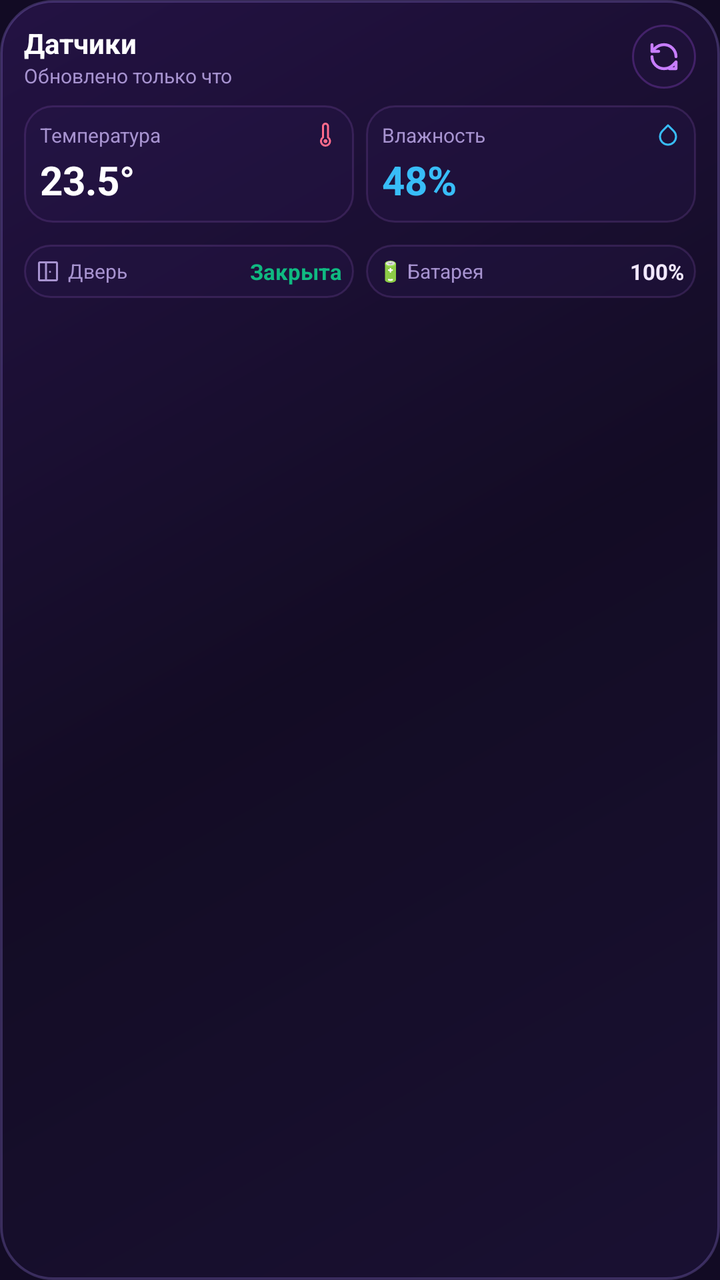
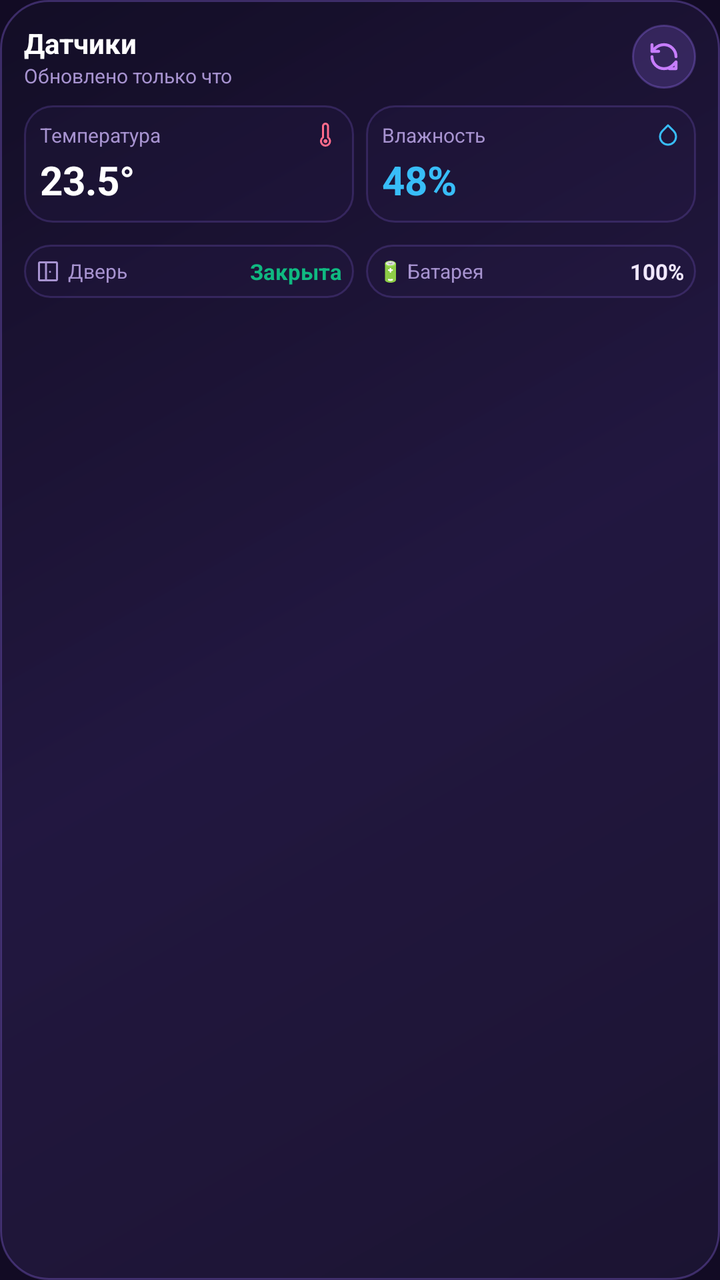

The first picture is an Android layout as it rendered before a commit; the second is the same layout after the commit. The layout source and the unified diff follow.
<!-- AndroidManifest.xml: application theme Theme.AliceHomeWidget -->
<!-- res/layout/widget_alice_sensors_4x2.xml -->
<?xml version="1.0" encoding="utf-8"?>
<LinearLayout xmlns:android="http://schemas.android.com/apk/res/android"
    android:id="@+id/rootLayout4x2"
    android:layout_width="match_parent"
    android:layout_height="match_parent"
    android:background="@drawable/bg_alice_widget_glass"
    android:orientation="vertical"
    android:padding="12dp">

    
    <LinearLayout
        android:id="@+id/headerLayout"
        android:layout_width="match_parent"
        android:layout_height="wrap_content"
        android:gravity="center_vertical"
        android:orientation="horizontal"
        android:paddingBottom="8dp">

        <LinearLayout
            android:layout_width="0dp"
            android:layout_height="wrap_content"
            android:layout_weight="1"
            android:orientation="vertical">

            <TextView
                android:id="@+id/tvHouseholdName"
                android:layout_width="wrap_content"
                android:layout_height="wrap_content"
                android:text="Датчики"
                android:textColor="@color/alice_text_white"
                android:textSize="14sp"
                android:textStyle="bold" />

            <TextView
                android:id="@+id/tvWidgetUpdateTime"
                android:layout_width="wrap_content"
                android:layout_height="wrap_content"
                android:text="Обновлено только что"
                android:textColor="@color/alice_text_muted"
                android:textSize="10sp" />
        </LinearLayout>

        
        <FrameLayout
            android:id="@+id/btnWidgetRefresh"
            android:layout_width="32dp"
            android:layout_height="32dp"
            android:background="@drawable/bg_alice_btn_circle">

            <ImageView
                android:id="@+id/ivRefreshIcon"
                android:layout_width="16dp"
                android:layout_height="16dp"
                android:layout_gravity="center"
                android:contentDescription="Обновить"
                android:src="@drawable/ic_refresh" />
        </FrameLayout>
    </LinearLayout>

    
    <LinearLayout
        android:id="@+id/layoutMainMetrics"
        android:layout_width="match_parent"
        android:layout_height="wrap_content"
        android:orientation="horizontal">

        
        <LinearLayout
            android:id="@+id/tileTemperature"
            android:layout_width="0dp"
            android:layout_height="wrap_content"
            android:layout_weight="1"
            android:background="@drawable/bg_alice_tile"
            android:orientation="vertical"
            android:padding="8dp">

            <LinearLayout
                android:layout_width="match_parent"
                android:layout_height="wrap_content"
                android:gravity="center_vertical"
                android:orientation="horizontal">

                <TextView
                    android:id="@+id/tvActiveRoomLabel"
                    android:layout_width="0dp"
                    android:layout_height="wrap_content"
                    android:layout_weight="1"
                    android:ellipsize="end"
                    android:maxLines="1"
                    android:text="Температура"
                    android:textColor="@color/alice_text_muted"
                    android:textSize="10sp" />

                <ImageView
                    android:layout_width="12dp"
                    android:layout_height="12dp"
                    android:src="@drawable/ic_thermometer" />
            </LinearLayout>

            <TextView
                android:id="@+id/tvMainTemp"
                android:layout_width="wrap_content"
                android:layout_height="wrap_content"
                android:layout_marginTop="2dp"
                android:text="23.5°"
                android:textColor="@color/alice_text_white"
                android:textSize="20sp"
                android:textStyle="bold" />
        </LinearLayout>

        
        <LinearLayout
            android:id="@+id/tileHumidity"
            android:layout_width="0dp"
            android:layout_height="wrap_content"
            android:layout_marginStart="6dp"
            android:layout_weight="1"
            android:background="@drawable/bg_alice_tile"
            android:orientation="vertical"
            android:padding="8dp">

            <LinearLayout
                android:layout_width="match_parent"
                android:layout_height="wrap_content"
                android:gravity="center_vertical"
                android:orientation="horizontal">

                <TextView
                    android:layout_width="0dp"
                    android:layout_height="wrap_content"
                    android:layout_weight="1"
                    android:text="Влажность"
                    android:textColor="@color/alice_text_muted"
                    android:textSize="10sp" />

                <ImageView
                    android:layout_width="12dp"
                    android:layout_height="12dp"
                    android:src="@drawable/ic_humidity" />
            </LinearLayout>

            <TextView
                android:id="@+id/tvMainHumidity"
                android:layout_width="wrap_content"
                android:layout_height="wrap_content"
                android:layout_marginTop="2dp"
                android:text="48%"
                android:textColor="@color/sensor_humidity_cyan"
                android:textSize="20sp"
                android:textStyle="bold" />
        </LinearLayout>

        
        <LinearLayout
            android:id="@+id/tilePressure"
            android:layout_width="0dp"
            android:layout_height="wrap_content"
            android:layout_marginStart="6dp"
            android:layout_weight="1"
            android:background="@drawable/bg_alice_tile"
            android:orientation="vertical"
            android:padding="8dp"
            android:visibility="gone">

            <LinearLayout
                android:layout_width="match_parent"
                android:layout_height="wrap_content"
                android:gravity="center_vertical"
                android:orientation="horizontal">

                <TextView
                    android:layout_width="0dp"
                    android:layout_height="wrap_content"
                    android:layout_weight="1"
                    android:text="Давление"
                    android:textColor="@color/alice_text_muted"
                    android:textSize="10sp" />

                <ImageView
                    android:layout_width="12dp"
                    android:layout_height="12dp"
                    android:src="@drawable/ic_pressure" />
            </LinearLayout>

            <TextView
                android:id="@+id/tvMainPressure"
                android:layout_width="wrap_content"
                android:layout_height="wrap_content"
                android:layout_marginTop="2dp"
                android:text="752"
                android:textColor="@color/alice_text_light"
                android:textSize="18sp"
                android:textStyle="bold" />
        </LinearLayout>
    </LinearLayout>

    
    <LinearLayout
        android:id="@+id/layoutSecondaryRooms"
        android:layout_width="match_parent"
        android:layout_height="wrap_content"
        android:layout_marginTop="6dp"
        android:orientation="horizontal">

        
        <LinearLayout
            android:id="@+id/tileRoom1"
            android:layout_width="0dp"
            android:layout_height="wrap_content"
            android:layout_weight="1"
            android:background="@drawable/bg_alice_tile"
            android:gravity="center_vertical"
            android:orientation="horizontal"
            android:padding="6dp"
            android:visibility="gone">

            <TextView
                android:id="@+id/tvRoom1Name"
                android:layout_width="0dp"
                android:layout_height="wrap_content"
                android:layout_weight="1"
                android:ellipsize="end"
                android:maxLines="1"
                android:textColor="@color/alice_text_muted"
                android:textSize="11sp" />

            <TextView
                android:id="@+id/tvRoom1Value"
                android:layout_width="wrap_content"
                android:layout_height="wrap_content"
                android:textColor="@color/alice_text_white"
                android:textSize="11sp"
                android:textStyle="bold" />
        </LinearLayout>

        
        <LinearLayout
            android:id="@+id/tileRoom2"
            android:layout_width="0dp"
            android:layout_height="wrap_content"
            android:layout_marginStart="6dp"
            android:layout_weight="1"
            android:background="@drawable/bg_alice_tile"
            android:gravity="center_vertical"
            android:orientation="horizontal"
            android:padding="6dp"
            android:visibility="gone">

            <TextView
                android:id="@+id/tvRoom2Name"
                android:layout_width="0dp"
                android:layout_height="wrap_content"
                android:layout_weight="1"
                android:ellipsize="end"
                android:maxLines="1"
                android:textColor="@color/alice_text_muted"
                android:textSize="11sp" />

            <TextView
                android:id="@+id/tvRoom2Value"
                android:layout_width="wrap_content"
                android:layout_height="wrap_content"
                android:textColor="@color/alice_text_white"
                android:textSize="11sp"
                android:textStyle="bold" />
        </LinearLayout>
    </LinearLayout>

    
    <LinearLayout
        android:id="@+id/layoutBottomStatus"
        android:layout_width="match_parent"
        android:layout_height="wrap_content"
        android:layout_marginTop="5dp"
        android:orientation="horizontal">

        
        <LinearLayout
            android:id="@+id/tileDoor"
            android:layout_width="0dp"
            android:layout_height="wrap_content"
            android:layout_weight="1"
            android:background="@drawable/bg_alice_tile"
            android:gravity="center_vertical"
            android:orientation="horizontal"
            android:padding="6dp">

            <ImageView
                android:layout_width="12dp"
                android:layout_height="12dp"
                android:src="@drawable/ic_door" />

            <TextView
                android:layout_width="0dp"
                android:layout_height="wrap_content"
                android:layout_marginStart="4dp"
                android:layout_weight="1"
                android:text="Дверь"
                android:textColor="@color/alice_text_muted"
                android:textSize="10sp" />

            <TextView
                android:id="@+id/tvDoorStatus"
                android:layout_width="wrap_content"
                android:layout_height="wrap_content"
                android:text="Закрыта"
                android:textColor="@color/sensor_ok_green"
                android:textSize="11sp"
                android:textStyle="bold" />
        </LinearLayout>

        
        <LinearLayout
            android:id="@+id/tileBattery"
            android:layout_width="0dp"
            android:layout_height="wrap_content"
            android:layout_marginStart="6dp"
            android:layout_weight="1"
            android:background="@drawable/bg_alice_tile"
            android:gravity="center_vertical"
            android:orientation="horizontal"
            android:padding="6dp">

            <TextView
                android:layout_width="0dp"
                android:layout_height="wrap_content"
                android:layout_weight="1"
                android:text="🔋 Батарея"
                android:textColor="@color/alice_text_muted"
                android:textSize="10sp" />

            <TextView
                android:id="@+id/tvBatteryStatus"
                android:layout_width="wrap_content"
                android:layout_height="wrap_content"
                android:text="100%"
                android:textColor="@color/alice_text_light"
                android:textSize="11sp"
                android:textStyle="bold" />
        </LinearLayout>
    </LinearLayout>

</LinearLayout>
<!-- resources referenced by this layout -->
<resources>
  <color name="alice_text_light">#F1E8FF</color>
  <color name="alice_text_muted">#A793D0</color>
  <color name="alice_text_white">#FFFFFF</color>
  <color name="sensor_humidity_cyan">#38BDF8</color>
  <color name="sensor_ok_green">#10B981</color>
  <!-- drawable bg_alice_btn_circle (drawable) -->
  <?xml version="1.0" encoding="utf-8"?>
  <shape xmlns:android="http://schemas.android.com/apk/res/android"
      android:shape="oval">
      <solid android:color="#332A1A4E" />
      <stroke
          android:width="1dp"
          android:color="#4D9D4EDD" />
  </shape>
  <!-- drawable bg_alice_tile (drawable) -->
  <?xml version="1.0" encoding="utf-8"?>
  <shape xmlns:android="http://schemas.android.com/apk/res/android"
      android:shape="rectangle">
      <solid android:color="#4D2A1A4E" />
      <corners android:radius="14dp" />
      <stroke
          android:width="1dp"
          android:color="#26C77DFF" />
  </shape>
  <!-- drawable bg_alice_widget_glass (drawable) -->
  <?xml version="1.0" encoding="utf-8"?>
  <shape xmlns:android="http://schemas.android.com/apk/res/android"
      android:shape="rectangle">
      <gradient
          android:angle="135"
          android:startColor="#E61A1033"
          android:centerColor="#E6130B24"
          android:endColor="#E6251246"
          android:type="linear" />
      <corners android:radius="26dp" />
      <stroke
          android:width="1.2dp"
          android:color="#40A78BFA" />
  </shape>
  <!-- drawable ic_humidity (drawable) -->
  <vector xmlns:android="http://schemas.android.com/apk/res/android"
      android:width="24dp"
      android:height="24dp"
      android:viewportWidth="24"
      android:viewportHeight="24">
      <path
          android:strokeColor="#FF38BDF8"
          android:strokeWidth="2"
          android:strokeLineCap="round"
          android:strokeLineJoin="round"
          android:fillColor="#00000000"
          android:pathData="M12,2.69l5.66,5.66a8,8 0 1,1 -11.31,0z" />
  </vector>
  <!-- drawable ic_pressure (drawable) -->
  <vector xmlns:android="http://schemas.android.com/apk/res/android"
      android:width="24dp"
      android:height="24dp"
      android:viewportWidth="24"
      android:viewportHeight="24">
      <path
          android:strokeColor="#FFC084FC"
          android:strokeWidth="2"
          android:strokeLineCap="round"
          android:strokeLineJoin="round"
          android:fillColor="#00000000"
          android:pathData="M12,2A10,10 0 1,0 22,12A10,10 0 0,0 12,2Z" />
      <path
          android:strokeColor="#FFC084FC"
          android:strokeWidth="2"
          android:strokeLineCap="round"
          android:strokeLineJoin="round"
          android:fillColor="#00000000"
          android:pathData="M12,6v6l3,3" />
  </vector>
  <!-- drawable ic_thermometer (drawable) -->
  <vector xmlns:android="http://schemas.android.com/apk/res/android"
      android:width="24dp"
      android:height="24dp"
      android:viewportWidth="24"
      android:viewportHeight="24">
      <path
          android:strokeColor="#FFFF6B8B"
          android:strokeWidth="2"
          android:strokeLineCap="round"
          android:strokeLineJoin="round"
          android:fillColor="#00000000"
          android:pathData="M14,14.76V3.5a2.5,2.5 0 0,0 -5,0v11.26a4.5,4.5 0 1,0 5,0z" />
      <path
          android:fillColor="#FFFF6B8B"
          android:pathData="M11.5,16.5a2,2 0 1,0 0.001,0Z" />
  </vector>
  <style name="Theme.AliceHomeWidget" parent="Theme.Material3.Dark.NoActionBar">
          <item name="colorPrimary">@color/alice_neon_purple</item>
          <item name="colorOnPrimary">@color/white</item>
          <item name="colorSecondary">@color/alice_primary_purple</item>
          <item name="android:statusBarColor">@color/alice_purple_dark</item>
          <item name="android:navigationBarColor">@color/alice_purple_dark</item>
          <item name="android:windowBackground">@color/alice_purple_dark</item>
      </style>
  <color name="alice_neon_purple">#9D4EDD</color>
  <color name="white">#FFFFFFFF</color>
  <color name="alice_primary_purple">#7B2CBF</color>
  <color name="alice_purple_dark">#120B24</color>
  <!-- unchanged entries left out for length: 2 -->
</resources>

<!-- the commit's change to res/layout/widget_alice_sensors_4x2.xml (unified diff, before → after) -->
@@ -3,7 +3,7 @@
     android:id="@+id/rootLayout4x2"
     android:layout_width="match_parent"
     android:layout_height="match_parent"
-    android:background="@drawable/bg_alice_widget_glass"
+    android:background="@drawable/bg_skin_alice"
     android:orientation="vertical"
     android:padding="12dp">
 
@@ -45,7 +45,7 @@
             android:id="@+id/btnWidgetRefresh"
             android:layout_width="32dp"
             android:layout_height="32dp"
-            android:background="@drawable/bg_alice_btn_circle">
+            android:background="@drawable/bg_btn_alice">
 
             <ImageView
                 android:id="@+id/ivRefreshIcon"
@@ -70,7 +70,7 @@
             android:layout_width="0dp"
             android:layout_height="wrap_content"
             android:layout_weight="1"
-            android:background="@drawable/bg_alice_tile"
+            android:background="@drawable/bg_tile_alice"
             android:orientation="vertical"
             android:padding="8dp">
 
@@ -115,7 +115,7 @@
             android:layout_height="wrap_content"
             android:layout_marginStart="6dp"
             android:layout_weight="1"
-            android:background="@drawable/bg_alice_tile"
+            android:background="@drawable/bg_tile_alice"
             android:orientation="vertical"
             android:padding="8dp">
 
@@ -157,7 +157,7 @@
             android:layout_height="wrap_content"
             android:layout_marginStart="6dp"
             android:layout_weight="1"
-            android:background="@drawable/bg_alice_tile"
+            android:background="@drawable/bg_tile_alice"
             android:orientation="vertical"
             android:padding="8dp"
             android:visibility="gone">
@@ -208,7 +208,7 @@
             android:layout_width="0dp"
             android:layout_height="wrap_content"
             android:layout_weight="1"
-            android:background="@drawable/bg_alice_tile"
+            android:background="@drawable/bg_tile_alice"
             android:gravity="center_vertical"
             android:orientation="horizontal"
             android:padding="6dp"
@@ -240,7 +240,7 @@
             android:layout_height="wrap_content"
             android:layout_marginStart="6dp"
             android:layout_weight="1"
-            android:background="@drawable/bg_alice_tile"
+            android:background="@drawable/bg_tile_alice"
             android:gravity="center_vertical"
             android:orientation="horizontal"
             android:padding="6dp"
@@ -280,7 +280,7 @@
             android:layout_width="0dp"
             android:layout_height="wrap_content"
             android:layout_weight="1"
-            android:background="@drawable/bg_alice_tile"
+            android:background="@drawable/bg_tile_alice"
             android:gravity="center_vertical"
             android:orientation="horizontal"
             android:padding="6dp">
@@ -316,7 +316,7 @@
             android:layout_height="wrap_content"
             android:layout_marginStart="6dp"
             android:layout_weight="1"
-            android:background="@drawable/bg_alice_tile"
+            android:background="@drawable/bg_tile_alice"
             android:gravity="center_vertical"
             android:orientation="horizontal"
             android:padding="6dp">
<!-- resource entries referenced after the edit -->
@@ -5,39 +5,39 @@
   <color name="alice_text_white">#FFFFFF</color>
   <color name="sensor_humidity_cyan">#38BDF8</color>
   <color name="sensor_ok_green">#10B981</color>
-  <!-- drawable bg_alice_btn_circle (drawable) -->
+  <!-- drawable bg_btn_alice (drawable) -->
   <?xml version="1.0" encoding="utf-8"?>
   <shape xmlns:android="http://schemas.android.com/apk/res/android"
       android:shape="oval">
-      <solid android:color="#332A1A4E" />
+      <solid android:color="#339D74FF" />
       <stroke
           android:width="1dp"
-          android:color="#4D9D4EDD" />
+          android:color="#4D9D74FF" />
   </shape>
-  <!-- drawable bg_alice_tile (drawable) -->
+  <!-- drawable bg_skin_alice (drawable) -->
   <?xml version="1.0" encoding="utf-8"?>
   <shape xmlns:android="http://schemas.android.com/apk/res/android"
       android:shape="rectangle">
-      <solid android:color="#4D2A1A4E" />
-      <corners android:radius="14dp" />
+      <corners android:radius="24dp" />
+      <gradient
+          android:angle="135"
+          android:startColor="#E61C1433"
+          android:centerColor="#D9241944"
+          android:endColor="#E6130D26"
+          android:type="linear" />
       <stroke
           android:width="1dp"
-          android:color="#26C77DFF" />
+          android:color="#4D9D74FF" />
   </shape>
-  <!-- drawable bg_alice_widget_glass (drawable) -->
+  <!-- drawable bg_tile_alice (drawable) -->
   <?xml version="1.0" encoding="utf-8"?>
   <shape xmlns:android="http://schemas.android.com/apk/res/android"
       android:shape="rectangle">
-      <gradient
-          android:angle="135"
-          android:startColor="#E61A1033"
-          android:centerColor="#E6130B24"
-          android:endColor="#E6251246"
-          android:type="linear" />
-      <corners android:radius="26dp" />
+      <corners android:radius="14dp" />
+      <solid android:color="#26302257" />
       <stroke
-          android:width="1.2dp"
-          android:color="#40A78BFA" />
+          android:width="1dp"
+          android:color="#339D74FF" />
   </shape>
   <!-- drawable ic_humidity (drawable) -->
   <vector xmlns:android="http://schemas.android.com/apk/res/android"
